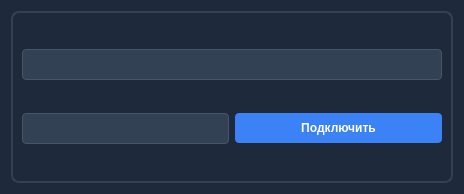
Above: settingsdialog.ui from vitalisimys/Check_station before the change. Below: the same form after it.
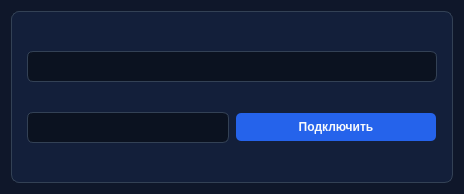
That is the form after the change. Icons and pictures are not drawn.

Commit message: Изменение UI по промпту от chatgpt 5.5

What changed in the file:
```diff
--- a/settingsdialog.ui
+++ b/settingsdialog.ui
@@ -15,8 +15,8 @@
   </property>
   <property name="styleSheet">
    <string notr="true">#SettingsDialog {
-    background-color: #1e293b;        /* Тёмно-синий фон */
-    color: #e2e8f0;                    /* Светлый текст */
+    background-color: #0f172a;
+    color: #e2e8f0;
 }</string>
   </property>
   <layout class="QVBoxLayout" name="verticalLayout_2">
@@ -24,10 +24,10 @@
     <widget class="QFrame" name="frameSettingsConnect">
      <property name="styleSheet">
       <string notr="true">#frameSettingsConnect {
-    color: #94a3b8;
+    background-color: #131f3a;
+    border: 1px solid #334155;
     border-radius: 8px;
-    border: 2px solid #334155;
-    background-color: #1e293b;
+    padding: 6px;
 }</string>
      </property>
      <property name="frameShape">
@@ -53,15 +53,14 @@
         </property>
         <property name="styleSheet">
          <string notr="true">#networkComboBox {
-    background-color: #334155;
+    background-color: #0b1220;
     color: #e2e8f0;
-    border: 1px solid #475569;
-    border-radius: 4px;
+    border: 1px solid #334155;
+    border-radius: 6px;
     padding: 6px 10px;
 }
-
-
-
+#networkComboBox:hover { border-color: #475569; }
+#networkComboBox:focus { border-color: #3b82f6; }
 #networkComboBox::drop-down { border: none; width: 18px; }
 #networkComboBox::down-arrow {
     image: url(:/caret-down.svg);
@@ -75,24 +74,24 @@
     padding: 2px 4px;
 }
 #networkComboBox QAbstractItemView {
-    background-color: #1e293b;
-    alternate-background-color: #1e293b;
+    background-color: #0f172a;
+    alternate-background-color: #0f172a;
     color: #e2e8f0;
-    selection-background-color: #3b82f6;
+    selection-background-color: #1e40af;
     selection-color: #f8fafc;
-    padding: 0px;
-    margin: 0px;
-    border: none;
+    border: 1px solid #334155;
+    border-radius: 6px;
+    padding: 4px;
     outline: none;
 }
 #networkComboBox QAbstractItemView::item {
     padding: 6px 10px;
-    border: none;
-    background-color: #1e293b;
+    border-radius: 4px;
+    background-color: #0f172a;
     color: #e2e8f0;
 }
 #networkComboBox QAbstractItemView::item:selected {
-    background-color: #3b82f6;
+    background-color: #1e40af;
     color: #f8fafc;
 }
 #networkComboBox QAbstractItemView::item:hover {
@@ -119,15 +118,14 @@
           </property>
           <property name="styleSheet">
            <string notr="true">#findStationComboBox {
-    background-color: #334155;
+    background-color: #0b1220;
     color: #e2e8f0;
-    border: 1px solid #475569;
-    border-radius: 4px;
+    border: 1px solid #334155;
+    border-radius: 6px;
     padding: 6px 10px;
 }
-
-
-
+#findStationComboBox:hover { border-color: #475569; }
+#findStationComboBox:focus { border-color: #3b82f6; }
 #findStationComboBox::drop-down { border: none; width: 18px; }
 #findStationComboBox::down-arrow {
     image: url(:/caret-down.svg);
@@ -141,24 +139,24 @@
     padding: 2px 4px;
 }
 #findStationComboBox QAbstractItemView {
-    background-color: #1e293b;
-    alternate-background-color: #1e293b;
+    background-color: #0f172a;
+    alternate-background-color: #0f172a;
     color: #e2e8f0;
-    selection-background-color: #3b82f6;
+    selection-background-color: #1e40af;
     selection-color: #f8fafc;
-    padding: 0px;
-    margin: 0px;
-    border: none;
+    border: 1px solid #334155;
+    border-radius: 6px;
+    padding: 4px;
     outline: none;
 }
 #findStationComboBox QAbstractItemView::item {
     padding: 6px 10px;
-    border: none;
-    background-color: #1e293b;
+    border-radius: 4px;
+    background-color: #0f172a;
     color: #e2e8f0;
 }
 #findStationComboBox QAbstractItemView::item:selected {
-    background-color: #3b82f6;
+    background-color: #1e40af;
     color: #f8fafc;
 }
 #findStationComboBox QAbstractItemView::item:hover {
@@ -171,27 +169,17 @@
          <widget class="QPushButton" name="pushButtonConnectStation">
           <property name="styleSheet">
            <string notr="true">QPushButton {
-    background-color: #3b82f6;         /* Синий акцент */
-    color: white;
-    border: none;
-    padding: 8px 16px;
-    border-radius: 4px;
-    font-weight: bold;
-    min-width: 80px;
-}
-
-QPushButton:hover {
     background-color: #2563eb;
+    color: #f8fafc;
+    border: 2px solid transparent;
+    padding: 6px 14px;
+    border-radius: 6px;
+    font-weight: bold;
+    min-width: 88px;
 }
-
-QPushButton:pressed {
-    background-color: #1d4ed8;
-}
-
-QPushButton:disabled {
-    background-color: #475569;
-    color: #94a3b8;
-}</string>
+QPushButton:hover { background-color: #3b82f6; border-color: #60a5fa; }
+QPushButton:pressed { background-color: #1d4ed8; }
+QPushButton:disabled { background-color: #1e293b; color: #475569; border: 2px solid #1f2a44; }</string>
           </property>
           <property name="text">
            <string>Подключить</string>
```
Left out of the diff: 4 changed lines with no effect on the pictures. The commit also changes 6 other files.
